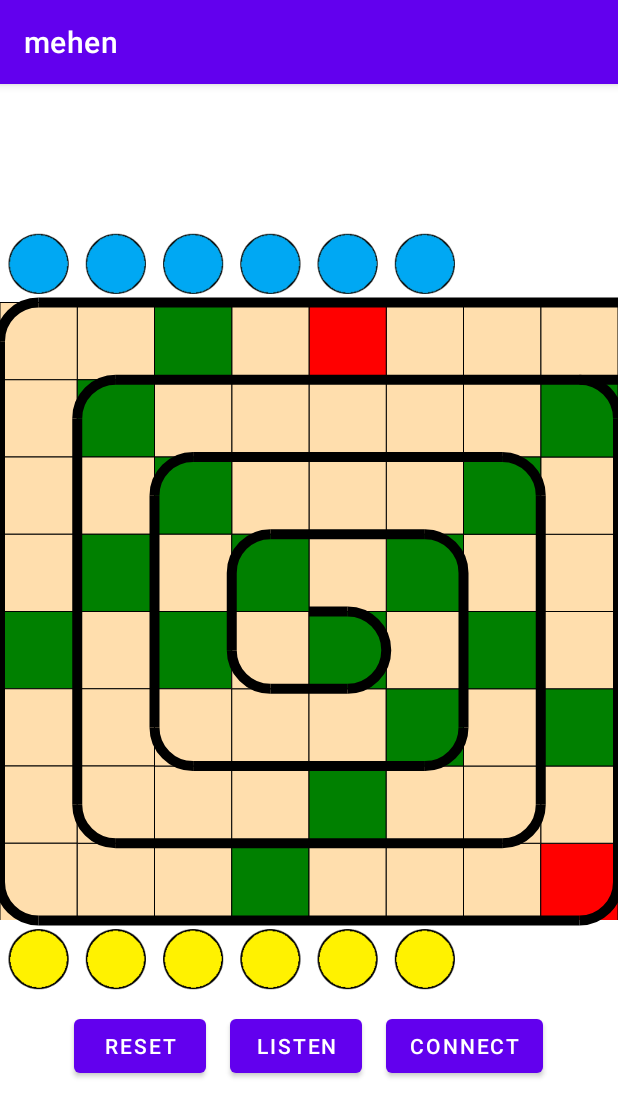
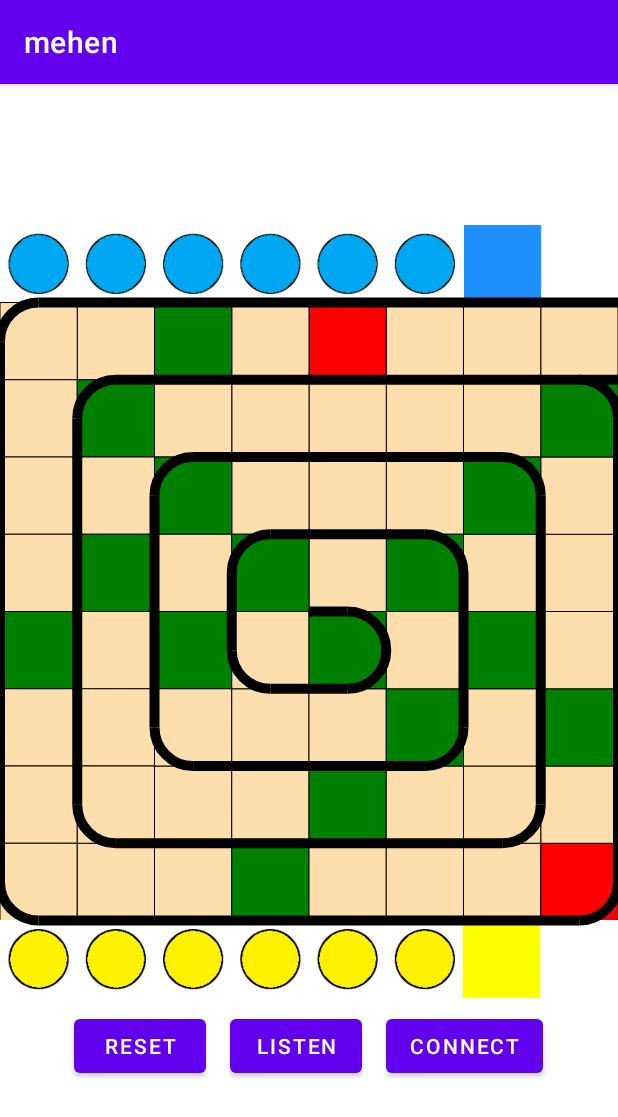
Before and after one commit to memoryspeak/mehen_cotlin_android, an Android app: the screen it shows after launch (MainActivity), on a phone screen of 412 x 824 dp. Shown: the top 1117 px of the screen. Run offline under Robolectric (Android 15) with nearby library versions, the phone set to English and light mode, and no system bars.

Commit message:
pieces dont step on dice roll and memory square

```diff
--- a/mehen/app/src/main/java/com/example/mehen/MehenGame.kt
+++ b/mehen/app/src/main/java/com/example/mehen/MehenGame.kt
@@ -71,9 +71,11 @@ object MehenGame {
     }
 
     fun canMove(from: Square, to: Square): Boolean {
-        if (from.col == to.col && from.row == to.row) {
-            return  false
-        }
+        if (from.col == to.col && from.row == to.row) { return  false }
+        else if (7 == to.col && 0 == to.row) { return  false }
+        else if (7 == to.col && 9 == to.row) { return  false }
+        else if (6 == to.col && 0 == to.row) { return  false }
+        else if (6 == to.col && 9 == to.row) { return  false }
         val movingPiece = pieceAt(from) ?: return false
         return when(movingPiece.mehenman) {
             Mehenman.WALKER -> canWalkerMove(from, to)
@@ -117,7 +119,7 @@ object MehenGame {
     private fun pieceAt(col: Int, row: Int): MehenPiece? {
         for (piece in piecesBox) {
             if (col == piece.col && row == piece.row) {
-                return  piece
+                return piece
             }
         }
         return null
--- a/mehen/app/src/main/java/com/example/mehen/MehenView.kt
+++ b/mehen/app/src/main/java/com/example/mehen/MehenView.kt
@@ -17,21 +17,23 @@ class MehenView(context: Context?, attrs: AttributeSet?) : View(context, attrs){
     private var cellSide = 130f
     private val paint = Paint()
     private val paintLine = Paint()
-    private val transparentColor = Color.parseColor("#00FFDEAD")
     private val whiteColor = Color.parseColor("#FFFFFF")
     private val greenColor = Color.parseColor("#008000")
     private val redColor = Color.parseColor("#FF0000")
     private val lightColor = Color.parseColor("#FFDEAD")
     private val blackColor = Color.parseColor("#000000")
+    private val blueColor = Color.parseColor("#1E90FF")
+    private val yellowColor = Color.parseColor("#FFFF00")
+    private val outBoardColor = whiteColor
     private val mehenList = listOf(
-        listOf(0, 7, transparentColor),
-        listOf(0, 6, transparentColor),
-        listOf(0, 5, transparentColor),
-        listOf(0, 4, transparentColor),
-        listOf(0, 3, transparentColor),
-        listOf(0, 2, transparentColor),
-        listOf(0, 1, transparentColor),
-        listOf(0, 0, transparentColor),
+        listOf(0, 7, outBoardColor),
+        listOf(0, 6, blueColor),
+        listOf(0, 5, outBoardColor),
+        listOf(0, 4, outBoardColor),
+        listOf(0, 3, outBoardColor),
+        listOf(0, 2, outBoardColor),
+        listOf(0, 1, outBoardColor),
+        listOf(0, 0, outBoardColor),
         listOf(1, 7, lightColor),
         listOf(1, 6, lightColor),
         listOf(1, 5, lightColor),
@@ -96,14 +98,14 @@ class MehenView(context: Context?, attrs: AttributeSet?) : View(context, attrs){
         listOf(4, 3, greenColor),
         listOf(5, 3, lightColor),
         listOf(5, 4, greenColor),
-        listOf(9, 0, transparentColor),
-        listOf(9, 1, transparentColor),
-        listOf(9, 2, transparentColor),
-        listOf(9, 3, transparentColor),
-        listOf(9, 4, transparentColor),
-        listOf(9, 5, transparentColor),
-        listOf(9, 6, transparentColor),
-        listOf(9, 7, transparentColor),
+        listOf(9, 0, outBoardColor),
+        listOf(9, 1, outBoardColor),
+        listOf(9, 2, outBoardColor),
+        listOf(9, 3, outBoardColor),
+        listOf(9, 4, outBoardColor),
+        listOf(9, 5, outBoardColor),
+        listOf(9, 6, yellowColor),
+        listOf(9, 7, outBoardColor),
     )
     private val imgResIDs = setOf(
         R.drawable.blue_lion,
@@ -231,10 +233,10 @@ class MehenView(context: Context?, attrs: AttributeSet?) : View(context, attrs){
                 originY+(1+i[0])*cellSide,
                 paint)
             //stroke
-            if (i[2] != transparentColor){
+            if (i[2] != outBoardColor && i[2] != yellowColor && i[2] != blueColor){
                 paint.color = blackColor
             } else {
-                paint.color = whiteColor
+                paint.color = i[2]
             }
             paint.style = Paint.Style.STROKE
             canvas.drawRect(
```
